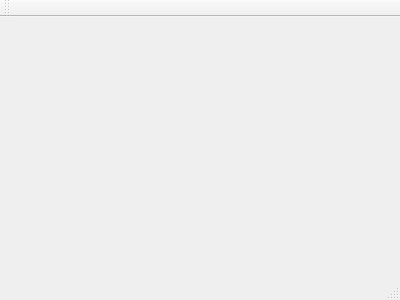
Old version of the form OOP/lab_01/lab01/mainwindow.ui in the repository UselessSaint/reforged-meme.
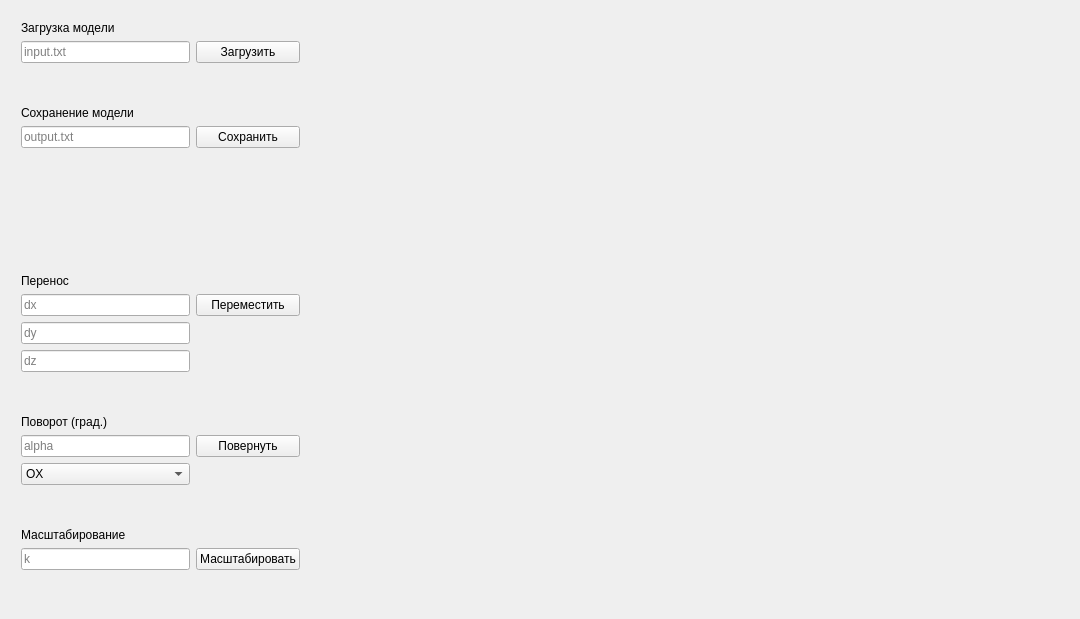
New version of the form.

What changed in the file:
```diff
--- a/OOP/lab_01/lab01/mainwindow.ui
+++ b/OOP/lab_01/lab01/mainwindow.ui
@@ -1,24 +1,229 @@
 <ui version="4.0">
  <class>MainWindow</class>
- <widget class="QMainWindow" name="MainWindow" >
-  <property name="geometry" >
+ <widget class="QMainWindow" name="MainWindow">
+  <property name="geometry">
    <rect>
     <x>0</x>
     <y>0</y>
-    <width>400</width>
-    <height>300</height>
+    <width>1080</width>
+    <height>619</height>
    </rect>
   </property>
   <property name="windowTitle" >
    <string>MainWindow</string>
   </property>
-  <widget class="QMenuBar" name="menuBar" />
-  <widget class="QToolBar" name="mainToolBar" />
-  <widget class="QWidget" name="centralWidget" />
-  <widget class="QStatusBar" name="statusBar" />
+  <widget class="QWidget" name="centralWidget">
+   <widget class="QWidget" name="gridLayoutWidget">
+    <property name="geometry">
+     <rect>
+      <x>10</x>
+      <y>10</y>
+      <width>301</width>
+      <height>571</height>
+     </rect>
+    </property>
+    <layout class="QGridLayout" name="gridLayout">
+     <item row="12" column="1">
+      <widget class="QPushButton" name="pushButton_rotate">
+       <property name="text">
+        <string>Повернуть</string>
+       </property>
+      </widget>
+     </item>
+     <item row="6" column="0">
+      <widget class="QLabel" name="label_translation">
+       <property name="text">
+        <string>Перенос</string>
+       </property>
+      </widget>
+     </item>
+     <item row="5" column="0">
+      <spacer name="verticalSpacer_2">
+       <property name="orientation">
+        <enum>Qt::Vertical</enum>
+       </property>
+       <property name="sizeType">
+        <enum>QSizePolicy::Fixed</enum>
+       </property>
+       <property name="sizeHint" stdset="0">
+        <size>
+         <width>20</width>
+         <height>120</height>
+        </size>
+       </property>
+      </spacer>
+     </item>
+     <item row="7" column="1">
+      <widget class="QPushButton" name="pushButton_translation">
+       <property name="text">
+        <string>Переместить</string>
+       </property>
+      </widget>
+     </item>
+     <item row="1" column="0">
+      <widget class="QLineEdit" name="lineEdit_load">
+       <property name="placeholderText">
+        <string>input.txt</string>
+       </property>
+      </widget>
+     </item>
+     <item row="1" column="1">
+      <widget class="QPushButton" name="pushButton_load">
+       <property name="text">
+        <string>Загрузить</string>
+       </property>
+      </widget>
+     </item>
+     <item row="2" column="0">
+      <spacer name="verticalSpacer">
+       <property name="orientation">
+        <enum>Qt::Vertical</enum>
+       </property>
+       <property name="sizeHint" stdset="0">
+        <size>
+         <width>20</width>
+         <height>40</height>
+        </size>
+       </property>
+      </spacer>
+     </item>
+     <item row="0" column="0">
+      <widget class="QLabel" name="label_load">
+       <property name="text">
+        <string>Загрузка модели</string>
+       </property>
+      </widget>
+     </item>
+     <item row="7" column="0">
+      <widget class="QLineEdit" name="lineEdit_dx">
+       <property name="placeholderText">
+        <string>dx</string>
+       </property>
+      </widget>
+     </item>
+     <item row="9" column="0">
+      <widget class="QLineEdit" name="lineEdit_dz">
+       <property name="placeholderText">
+        <string>dz</string>
+       </property>
+      </widget>
+     </item>
+     <item row="4" column="1">
+      <widget class="QPushButton" name="pushButton_save">
+       <property name="text">
+        <string>Сохранить</string>
+       </property>
+      </widget>
+     </item>
+     <item row="11" column="0">
+      <widget class="QLabel" name="label_rotation">
+       <property name="text">
+        <string>Поворот (град.)</string>
+       </property>
+      </widget>
+     </item>
+     <item row="4" column="0">
+      <widget class="QLineEdit" name="lineEdit_save">
+       <property name="placeholderText">
+        <string>output.txt</string>
+       </property>
+      </widget>
+     </item>
+     <item row="8" column="0">
+      <widget class="QLineEdit" name="lineEdit_dy">
+       <property name="placeholderText">
+        <string>dy</string>
+       </property>
+      </widget>
+     </item>
+     <item row="3" column="0">
+      <widget class="QLabel" name="label_save">
+       <property name="text">
+        <string>Сохранение модели</string>
+       </property>
+      </widget>
+     </item>
+     <item row="13" column="0">
+      <widget class="QComboBox" name="comboBox">
+       <item>
+        <property name="text">
+         <string>OX</string>
+        </property>
+       </item>
+       <item>
+        <property name="text">
+         <string>OY</string>
+        </property>
+       </item>
+       <item>
+        <property name="text">
+         <string>OZ</string>
+        </property>
+       </item>
+      </widget>
+     </item>
+     <item row="14" column="0">
+      <spacer name="verticalSpacer_4">
+       <property name="orientation">
+        <enum>Qt::Vertical</enum>
+       </property>
+       <property name="sizeHint" stdset="0">
+        <size>
+         <width>20</width>
+         <height>40</height>
+        </size>
+       </property>
+      </spacer>
+     </item>
+     <item row="12" column="0">
+      <widget class="QLineEdit" name="lineEdit_angle">
+       <property name="text">
+        <string/>
+       </property>
+       <property name="placeholderText">
+        <string>alpha</string>
+       </property>
+      </widget>
+     </item>
+     <item row="10" column="0">
+      <spacer name="verticalSpacer_3">
+       <property name="orientation">
+        <enum>Qt::Vertical</enum>
+       </property>
+       <property name="sizeHint" stdset="0">
+        <size>
+         <width>20</width>
+         <height>40</height>
+        </size>
+       </property>
+      </spacer>
+     </item>
+     <item row="15" column="0">
+      <widget class="QLabel" name="label_scaling">
+       <property name="text">
+        <string>Масштабирование</string>
+       </property>
+      </widget>
+     </item>
+     <item row="16" column="0">
+      <widget class="QLineEdit" name="lineEdit_scale">
+       <property name="placeholderText">
+        <string>k</string>
+       </property>
+      </widget>
+     </item>
+     <item row="16" column="1">
+      <widget class="QPushButton" name="pushButton">
+       <property name="text">
+        <string>Масштабировать</string>
+       </property>
+      </widget>
+     </item>
+    </layout>
+   </widget>
+  </widget>
  </widget>
- <layoutDefault spacing="6" margin="11" />
- <pixmapfunction></pixmapfunction>
+ <layoutdefault spacing="6" margin="11"/>
  <resources/>
  <connections/>
 </ui>
```
Left out of the diff: 3 changed lines with no effect on the pictures.
